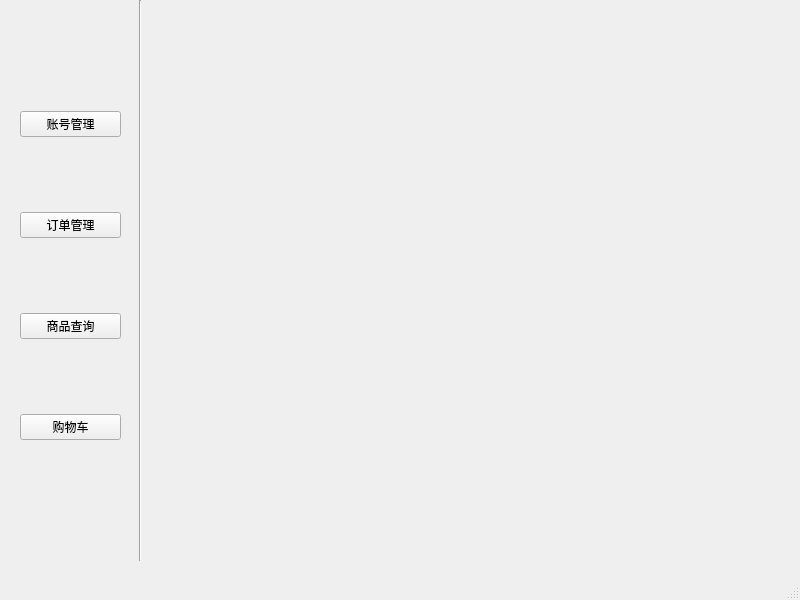
The window that mainCode/mainwindow2.ui (CarlosDJY/QtBasedGroupWork) describes before a commit, drawn with Qt 5.
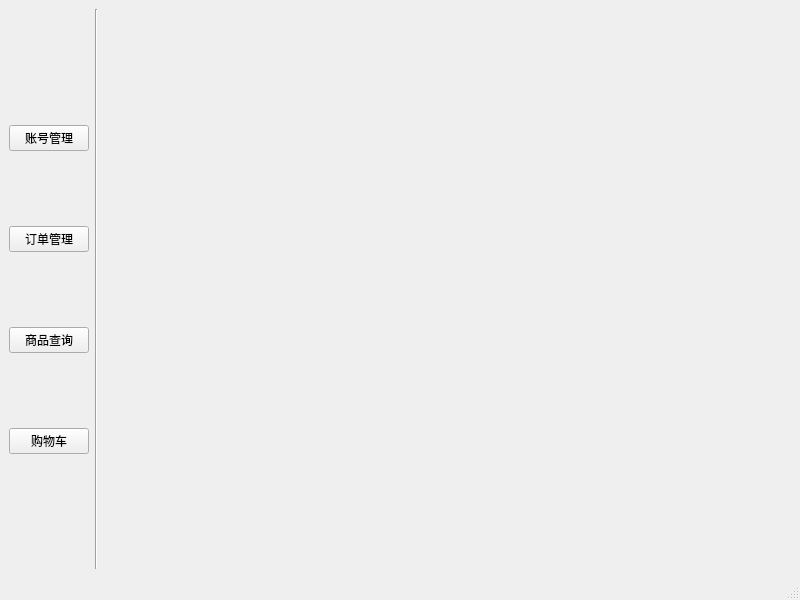
The same window after the commit.

What changed in the file:
```diff
--- a/mainCode/mainwindow2.ui
+++ b/mainCode/mainwindow2.ui
@@ -14,15 +14,10 @@
    <string>MainWindow</string>
   </property>
   <widget class="QWidget" name="centralwidget">
-   <widget class="QWidget" name="verticalLayoutWidget">
-    <property name="geometry">
-     <rect>
-      <x>20</x>
-      <y>0</y>
-      <width>101</width>
-      <height>551</height>
-     </rect>
-    </property>
+   <layout class="QVBoxLayout" name="verticalLayout_2">
+    <item>
+     <layout class="QGridLayout" name="gridLayout">
+      <item row="0" column="0">
     <layout class="QVBoxLayout" name="verticalLayout">
      <property name="spacing">
       <number>75</number>
@@ -100,20 +95,30 @@
       </spacer>
      </item>
     </layout>
-   </widget>
+      </item>
+      <item row="0" column="1">
    <widget class="Line" name="line">
-    <property name="geometry">
-     <rect>
-      <x>130</x>
-      <y>0</y>
-      <width>20</width>
-      <height>561</height>
-     </rect>
-    </property>
     <property name="orientation">
      <enum>Qt::Vertical</enum>
     </property>
    </widget>
+      </item>
+      <item row="0" column="2">
+       <spacer name="horizontalSpacer">
+        <property name="orientation">
+         <enum>Qt::Horizontal</enum>
+        </property>
+        <property name="sizeHint" stdset="0">
+         <size>
+          <width>40</width>
+          <height>20</height>
+         </size>
+        </property>
+       </spacer>
+      </item>
+     </layout>
+    </item>
+   </layout>
   </widget>
   <widget class="QMenuBar" name="menubar">
    <property name="geometry">
```
Lines whose indentation alone changed are shown as unchanged.
